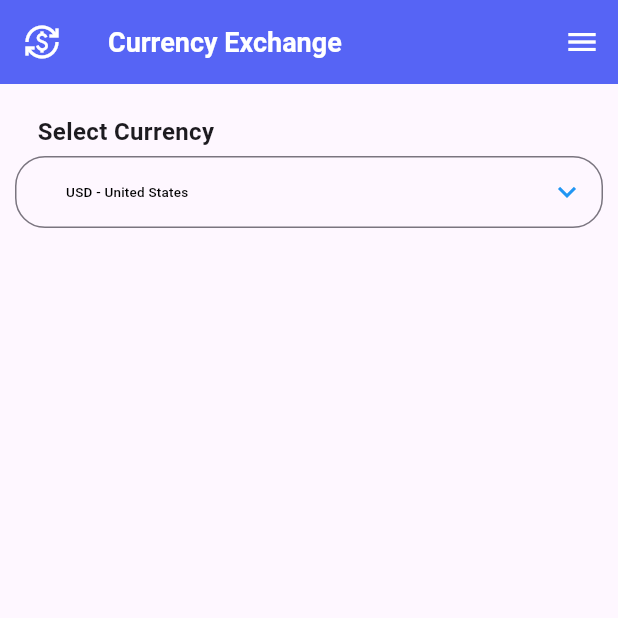
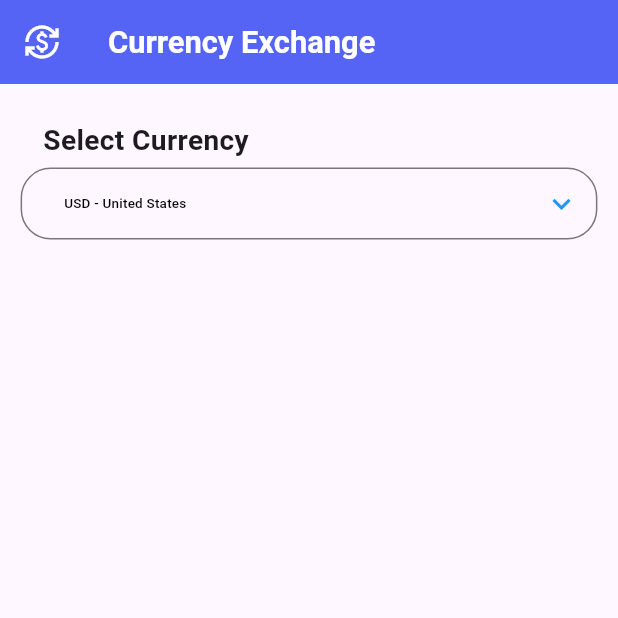
Before and after one commit to AjayCodes7/currency-exchange, a Flutter app: the screen it shows after launch, on a phone screen of 412 x 824 dp, the top half of it. Run offline on Flutter 3.47's test engine with Material 3 defaults, Android fonts, the phone set to English and light mode, and no system bars; missing offline and left inert: country_flags; network calls fail.

Commit message:
UI Updated

```diff
--- a/lib/main.dart
+++ b/lib/main.dart
@@ -48,49 +48,53 @@ class _MyHomePageState extends State<MyHomePage> {
     return Scaffold(
       appBar: AppBar(
         backgroundColor: const Color.fromRGBO(86, 100, 245, 70),
-        title: const Text(
+        title: Text(
           'Currency Exchange',
           style: TextStyle(
-              color: Colors.white, fontWeight: FontWeight.bold, fontSize: 18),
+              color: Colors.white,
+              fontWeight: FontWeight.bold,
+              fontSize: MediaQuery.of(context).size.width / 20),
         ),
         leading: const Icon(
           Icons.currency_exchange,
           color: Colors.white,
         ),
-        actions: <Widget>[
-          IconButton(
-            icon: const Icon(
-              Icons.menu,
-              color: Colors.white,
-            ),
-            onPressed: () {
-              // do something
-            },
-          )
-        ],
+        // actions: <Widget>[
+        //   IconButton(
+        //     icon: const Icon(
+        //       Icons.menu,
+        //       color: Colors.white,
+        //     ),
+        //     onPressed: () {
+        //       // do something
+        //     },
+        //   )
+        // ],
       ),
       body: Padding(
-        padding: const EdgeInsets.all(10.0),
+        padding: EdgeInsets.all(MediaQuery.of(context).size.width / 30),
         child: Column(
           mainAxisAlignment: MainAxisAlignment.start,
           crossAxisAlignment: CrossAxisAlignment.start,
           children: <Widget>[
             Container(
               padding: const EdgeInsets.fromLTRB(15, 10, 0, 5),
-              child: const Text(
+              child: Text(
                 'Select Currency',
-                style: TextStyle(fontWeight: FontWeight.bold, fontSize: 16),
+                style: TextStyle(
+                    fontWeight: FontWeight.bold,
+                    fontSize: MediaQuery.of(context).size.width / 22),
               ),
             ),
             DropdownButtonFormField(
+              dropdownColor: Colors.white,
               decoration: InputDecoration(
-                contentPadding:
-                    const EdgeInsets.symmetric(horizontal: 30, vertical: 5),
+                contentPadding: const EdgeInsets.symmetric(horizontal: 25),
                 border: OutlineInputBorder(
                   borderRadius: BorderRadius.circular(20),
                   borderSide: const BorderSide(
                     color: Colors.blue,
-                    width: 2,
+                    width: 0.5,
                   ),
                 ),
               ),
--- a/pubspec.yaml
+++ b/pubspec.yaml
@@ -37,6 +37,7 @@ dependencies:
   cupertino_icons: ^1.0.6
   http: ^1.2.1
   country_flags: ^2.2.0
+  flutter_launcher_icons: ^0.13.1
 
 dev_dependencies:
   flutter_test:
```
Also changed, not shown: pubspec.lock.
